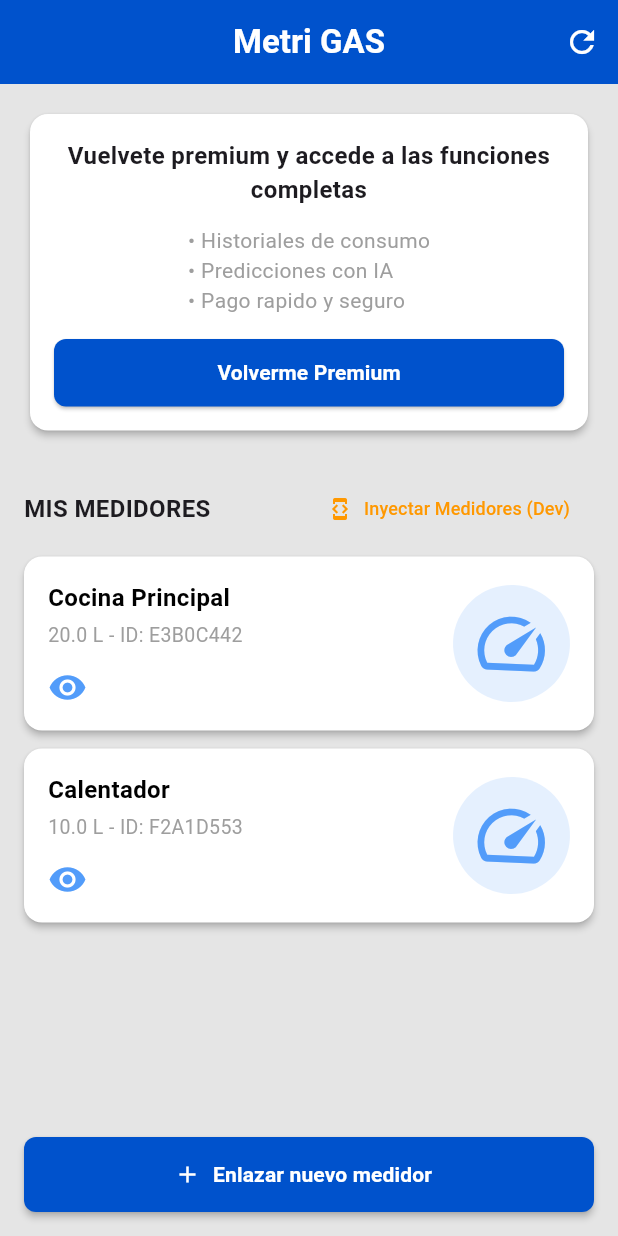
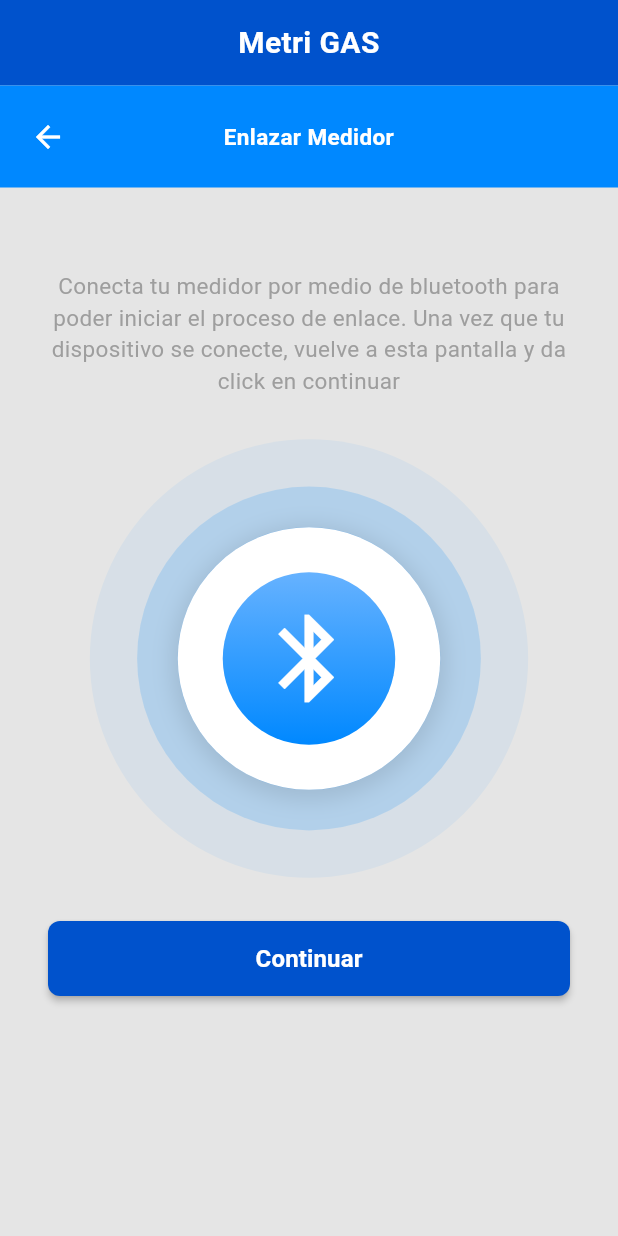
Before and after one commit to christianavendano-tr/front-metrigas, a Flutter app: the screen it shows after launch, after a tap on "Comenzar", after a tap on "Inyectar Medidores (Dev)", after a tap on "Enlazar nuevo medidor", on a phone screen of 412 x 824 dp. Run offline on Flutter 3.47's test engine with Material 3 defaults, Android fonts, the phone set to English and light mode, and no system bars; our stand-ins replace dio, jwt_decoder, shared_preferences.

Commit message:
feat: bt screen and session bugfix

```diff
--- a/lib/main.dart
+++ b/lib/main.dart
@@ -9,12 +9,12 @@ import 'screens/verification_screen.dart';
 import 'screens/subscription_screen.dart';
 import 'screens/forgot_password_screen.dart';
 import 'screens/meter_dashboard_screen.dart';
-
+import 'screens/add_meter_bt_screen.dart';
 
 void main() async {
   WidgetsFlutterBinding.ensureInitialized();
+  await SessionService.init();
   await StorageService.init();
-  await SessionService.init();
 
 
   runApp(const MetriGasApp());
@@ -44,6 +44,7 @@ class MetriGasApp extends StatelessWidget {
         '/subscription': (context) => const SubscriptionScreen(),
         '/forgot': (context) => const ForgotPasswordScreen(),
         '/meter-dashboard': (context) => const MeterDashboardScreen(),
+        '/add-meter': (context) => const AddMeterBtScreen(),
 
       },
     );
--- /dev/null
+++ b/lib/screens/add_meter_bt_screen.dart
@@ -0,0 +1,240 @@
+// lib/screens/add_meter_bt.dart
+import 'package:flutter/material.dart';
+
+class AddMeterBtScreen extends StatefulWidget {
+  const AddMeterBtScreen({super.key});
+
+  @override
+  State<AddMeterBtScreen> createState() => _AddMeterBtScreenState();
+}
+
+class _AddMeterBtScreenState extends State<AddMeterBtScreen> with SingleTickerProviderStateMixin {
+  late AnimationController _animationController;
+
+  // Paleta de colores idéntica a tus otras pantallas
+  static const Color primaryBlue = Color(0xFF0052CC);
+  static const Color lightBlue = Color(0xFF0088FF);
+
+  @override
+  void initState() {
+    super.initState();
+    // Controlador para la animación de ondas de radar en bucle continuo
+    _animationController = AnimationController(
+      vsync: this,
+      duration: const Duration(milliseconds: 2500),
+    )..repeat();
+  }
+
+  @override
+  void dispose() {
+    _animationController.dispose();
+    super.dispose();
+  }
+
+  // Widget auxiliar para crear las ondas expansivas de escaneo
+  Widget _buildOnda(double retraso) {
+    return AnimatedBuilder(
+      animation: _animationController,
+      builder: (context, child) {
+        double progreso = (_animationController.value + retraso) % 1.0;
+        double escala = 1.0 + (progreso * 1.2);
+        double opacidad = (1.0 - progreso).clamp(0.0, 1.0) * 0.3;
+
+        return Transform.scale(
+          scale: escala,
+          child: Opacity(
+            opacity: opacidad,
+            child: Container(
+              width: 150,
+              height: 150,
+              decoration: const BoxDecoration(
+                shape: BoxShape.circle,
+                color: lightBlue,
+              ),
+            ),
+          ),
+        );
+      },
+    );
+  }
+
+  // ─────────────────────────────────────────────────────────────────────────
+  // Header azul: "Metri GAS" (Totalmente Centrado y sin avatar de usuario)
+  // ─────────────────────────────────────────────────────────────────────────
+  Widget _buildHeader() {
+    return Container(
+      width: double.infinity,
+      color: primaryBlue,
+      padding: const EdgeInsets.symmetric(horizontal: 16, vertical: 14),
+      child: const SafeArea(
+        bottom: false,
+        child: Text(
+          'Metri GAS',
+          textAlign: TextAlign.center,
+          style: TextStyle(
+            color: Colors.white,
+            fontSize: 20,
+            fontWeight: FontWeight.bold,
+          ),
+        ),
+      ),
+    );
+  }
+
+  // ─────────────────────────────────────────────────────────────────────────
+  // Sub-header: Flecha atrás + Título "Enlazar Medidor" perfectamente centrado
+  // ─────────────────────────────────────────────────────────────────────────
+  Widget _buildSubHeader(BuildContext context) {
+    return Container(
+      width: double.infinity,
+      color: lightBlue,
+      padding: const EdgeInsets.symmetric(horizontal: 8, vertical: 10),
+      child: Row(
+        children: [
+          IconButton(
+            icon: const Icon(Icons.arrow_back, color: Colors.white),
+            onPressed: () => Navigator.maybePop(context),
+          ),
+          const Expanded(
+            child: Text(
+              'Enlazar Medidor',
+              textAlign: TextAlign.center,
+              style: TextStyle(
+                color: Colors.white,
+                fontWeight: FontWeight.w600,
+                fontSize: 15,
+              ),
+            ),
+          ),
+          // Mantenemos un espacio del mismo tamaño del botón de atrás para equilibrar el centrado
+          const SizedBox(width: 48),
+        ],
+      ),
+    );
+  }
+
+  @override
+  Widget build(BuildContext context) {
+    return Scaffold(
+      backgroundColor: const Color(0xFFE5E5E5),
+      body: Column(
+        children: [
+          // Sección de cabeceras estructuradas
+          _buildHeader(),
+          _buildSubHeader(context),
+
+          // Cuerpo compacto y centrado
+          Expanded(
+            child: SingleChildScrollView(
+              child: Padding(
+                padding: const EdgeInsets.symmetric(horizontal: 32.0, vertical: 30.0),
+                child: Column(
+                  crossAxisAlignment: CrossAxisAlignment.center,
+                  children: [
+                    const SizedBox(height: 25),
+
+                    // 1. Texto instructivo
+                    const Text(
+                      'Conecta tu medidor por medio de bluetooth para poder iniciar el proceso de enlace. Una vez que tu dispositivo se conecte, vuelve a esta pantalla y da click en continuar',
+                      textAlign: TextAlign.center,
+                      style: TextStyle(
+                        color: Colors.grey,
+                        fontSize: 15,
+                        height: 1.4,
+                      ),
+                    ),
+
+                    const SizedBox(height: 45),
+
+                    // 2. Icono de Bluetooth con Ondas de radar activas
+                    Center(
+                      child: SizedBox(
+                        width: 260,
+                        height: 260,
+                        child: Stack(
+                          alignment: Alignment.center,
+                          children: [
+                            // Capas de ondas en segundo plano
+                            _buildOnda(0.0),
+                            _buildOnda(0.35),
+                            _buildOnda(0.7),
+
+                            // Círculo base blanco con sombras fijas
+                            Container(
+                              width: 175,
+                              height: 175,
+                              decoration: BoxDecoration(
+                                shape: BoxShape.circle,
+                                color: Colors.white,
+                                boxShadow: [
+                                  BoxShadow(
+                                    color: Colors.black.withOpacity(0.1),
+                                    blurRadius: 12,
+                                    spreadRadius: 4,
+                                    offset: const Offset(0, 3),
+                                  ),
+                                ],
+                              ),
+                              child: Center(
+                                // Círculo interno con degradado azul
+                                child: Container(
+                                  width: 115,
+                                  height: 115,
+                                  decoration: const BoxDecoration(
+                                    shape: BoxShape.circle,
+                                    gradient: LinearGradient(
+                                      colors: [Color(0xFF66B2FF), lightBlue],
+                                      begin: Alignment.topCenter,
+                                      end: Alignment.bottomCenter,
+                                    ),
+                                  ),
+                                  child: const Icon(
+                                    Icons.bluetooth,
+                                    size: 70,
+                                    color: Colors.white,
+                                  ),
+                                ),
+                              ),
+                            ),
+                          ],
+                        ),
+                      ),
+                    ),
+
+                    const SizedBox(height: 45),
+
+                    // 3. Botón Continuar
+                    SizedBox(
+                      width: double.infinity,
+                      height: 50,
+                      child: ElevatedButton(
+                        style: ElevatedButton.styleFrom(
+                          backgroundColor: primaryBlue,
+                          shape: RoundedRectangleBorder(
+                            borderRadius: BorderRadius.circular(8),
+                          ),
+                          elevation: 2,
+                        ),
+                        onPressed: () {
+                          // Espacio listo para la inyección de lógica posterior
+                        },
+                        child: const Text(
+                          'Continuar',
+                          style: TextStyle(
+                            color: Colors.white,
+                            fontSize: 16,
+                            fontWeight: FontWeight.bold,
+                          ),
+                        ),
+                      ),
+                    ),
+                  ],
+                ),
+              ),
+            ),
+          ),
+        ],
+      ),
+    );
+  }
+}
--- a/lib/screens/dashboard_screen.dart
+++ b/lib/screens/dashboard_screen.dart
@@ -110,6 +110,7 @@ class _DashboardScreenState extends State<DashboardScreen>
                 ? UserState.premiumActive
                 : UserState.premiumInactive,
             name: nombreReal,
+            email: userMap['email'] ?? StorageService.userEmail,
           );
         }
       }
@@ -286,7 +287,7 @@ class _DashboardScreenState extends State<DashboardScreen>
   @override
   Widget build(BuildContext context) {
     final args = ModalRoute.of(context)?.settings.arguments;
-    final String? userEmail = args is String ? args : null;
+    final String? userEmail = args is String ? args : StorageService.userEmail;;
 
     return Scaffold(
       appBar: AppBar(
```
Also changed, not shown: lib/screens/login_screen.dart (line endings or trailing spaces).
